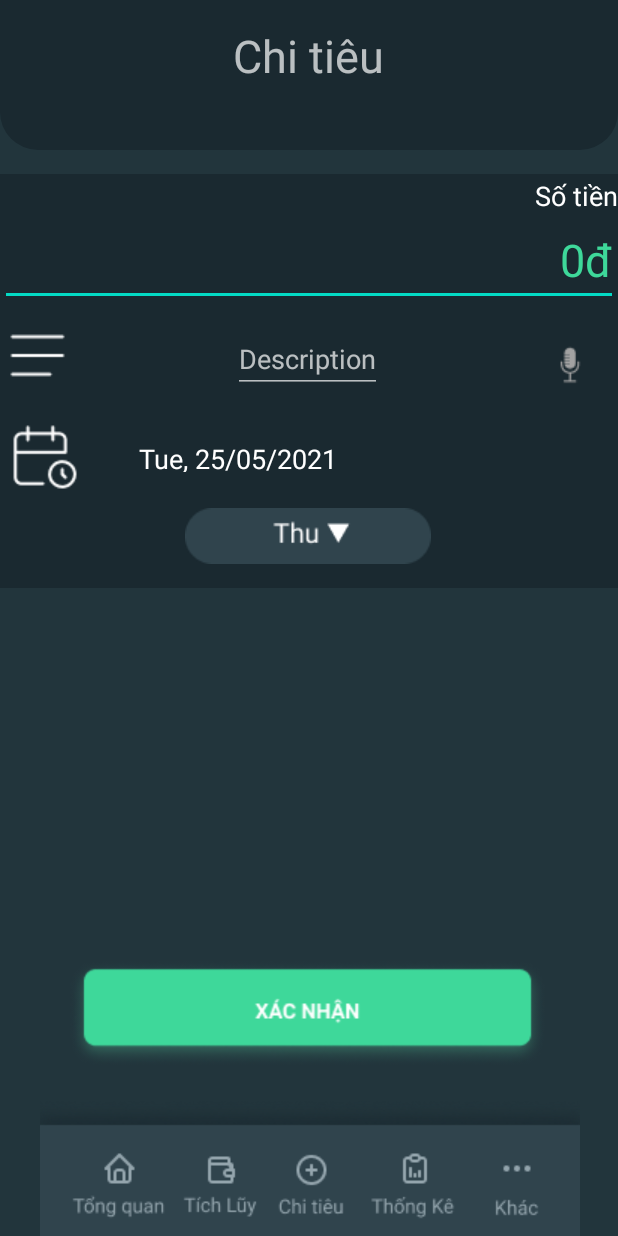
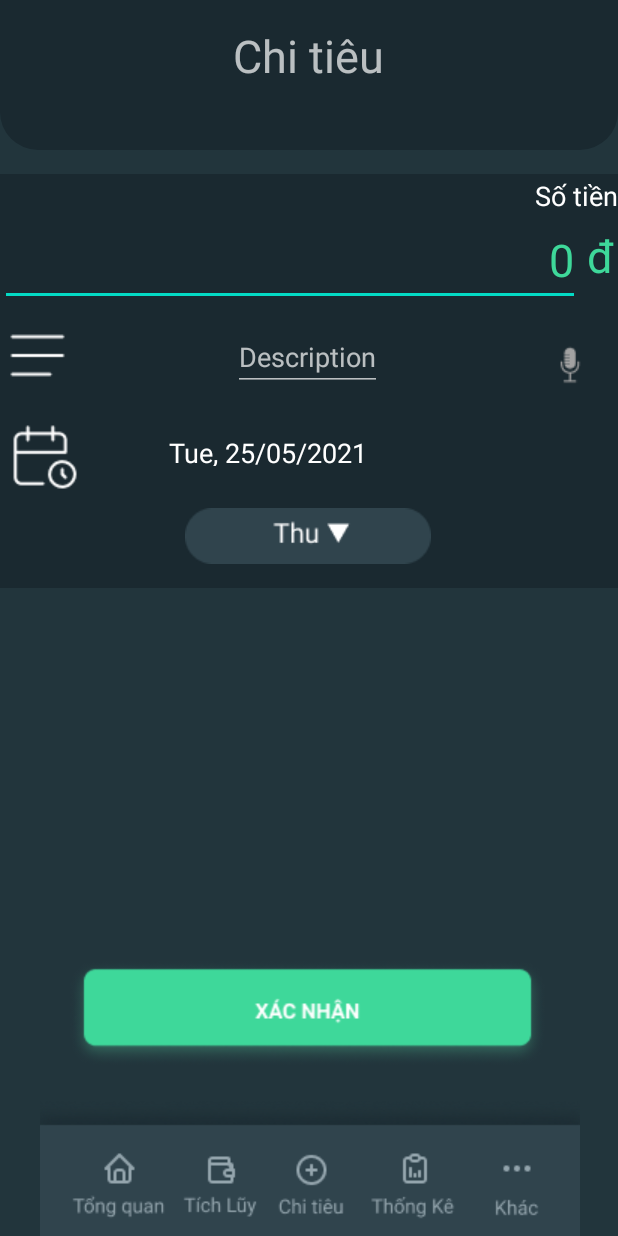
Before and after one commit to anhtranngocy7-gmail-com/DoAnKotlin, an Android app: the screen it shows after launch (Nhom3BinhSpendingActivity), on a phone screen of 412 x 824 dp. Run offline under Robolectric (Android 15) with nearby library versions, the phone set to English and light mode, and no system bars; our stand-ins replace data binding; libraries missing offline, so code that uses them is left out: com.wdullaer.materialdatetimepicker.

Commit message:
Update xml Spending

```diff
--- a/Source/app/src/main/res/layout/nhom3_binh_activity_spending.xml
+++ b/Source/app/src/main/res/layout/nhom3_binh_activity_spending.xml
@@ -91,8 +91,9 @@
                 android:id="@+id/etMoney"
                 android:layout_width="match_parent"
                 android:layout_height="wrap_content"
+                android:layout_marginEnd="25dp"
                 android:layout_marginBottom="188dp"
-                android:hint="0đ"
+                android:hint="0"
                 android:inputType="number"
                 android:textAlignment="textEnd"
                 android:textColorHint="#3ED89A"
@@ -150,15 +151,15 @@
                 android:id="@+id/calendar"
                 android:layout_width="159dp"
                 android:layout_height="21dp"
-                android:layout_marginStart="50dp"
-                android:layout_marginEnd="160dp"
-                android:layout_marginBottom="24dp"
+                android:layout_marginStart="15dp"
+                android:layout_marginEnd="140dp"
+                android:layout_marginBottom="28dp"
                 android:textColor="@color/white"
                 android:textSize="18sp"
                 app:layout_constraintBottom_toTopOf="@+id/imageView5"
                 app:layout_constraintEnd_toEndOf="parent"
-                app:layout_constraintHorizontal_bias="0.153"
-                app:layout_constraintStart_toEndOf="@+id/imageView6"></TextView>
+                app:layout_constraintHorizontal_bias="1.0"
+                app:layout_constraintStart_toEndOf="@+id/editDateSpending"></TextView>
 
             <CheckBox
                 android:button="@drawable/custom_checkbox"
@@ -171,6 +172,21 @@
                 app:layout_constraintHorizontal_bias="0.497"
                 app:layout_constraintStart_toStartOf="parent"></CheckBox>
 
+            <TextView
+                android:textColor="#3ED89A"
+                android:id="@+id/textView5"
+                android:layout_width="40dp"
+                android:layout_height="61dp"
+                android:text="đ"
+                android:textAlignment="center"
+                android:textSize="30sp"
+                app:layout_constraintBottom_toTopOf="@+id/etDescription"
+                app:layout_constraintEnd_toEndOf="parent"
+                app:layout_constraintHorizontal_bias="0.466"
+                app:layout_constraintStart_toEndOf="@+id/etMoney"
+                app:layout_constraintTop_toTopOf="@+id/etMoney"
+                app:layout_constraintVertical_bias="0.666" />
+
 
         </androidx.constraintlayout.widget.ConstraintLayout>
 
```
